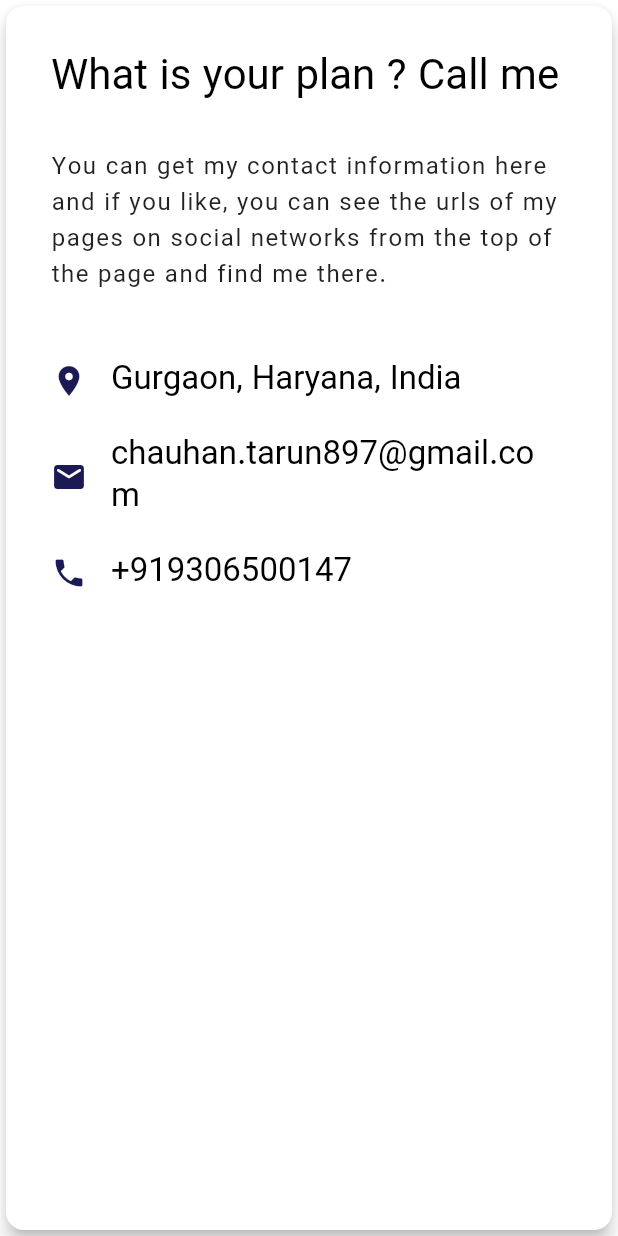
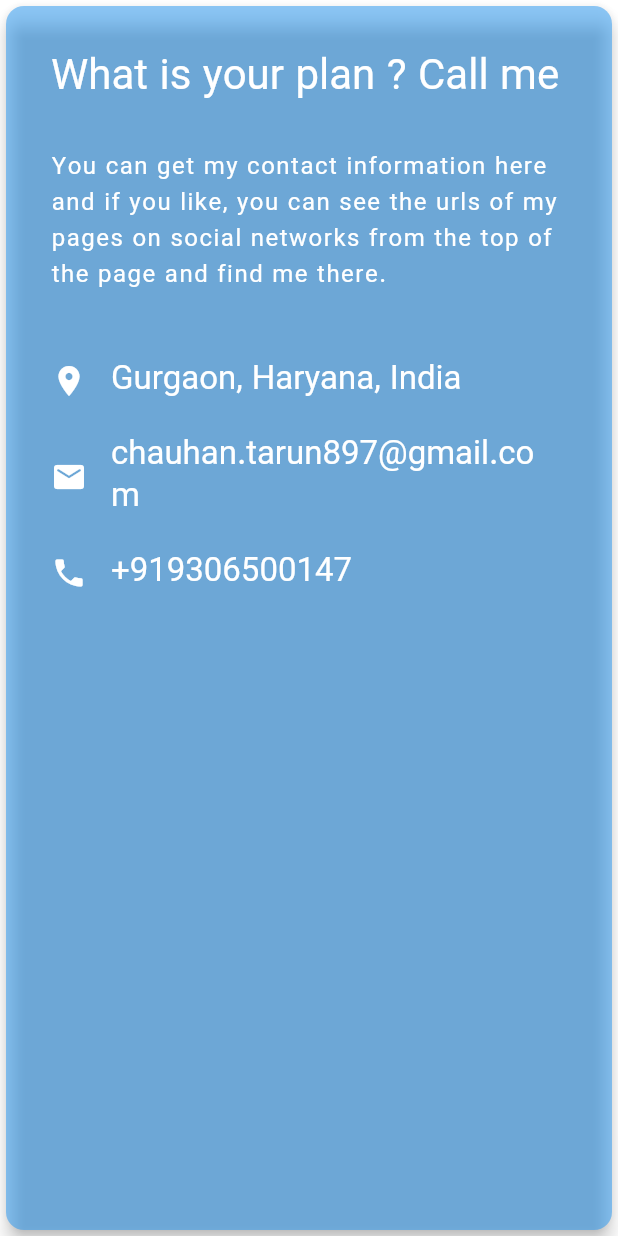
Before and after one commit to tarungoace/tarunchauhan97, a Flutter app: the ContactInformation widget shown alone on an empty page, opened directly, on a phone screen of 412 x 824 dp. Run offline on Flutter 3.47's test engine with Material 3 defaults, Android fonts, the phone set to English and light mode, and no system bars; our stand-ins replace carousel_slider, flutter_hooks, flutter_svg, hive, hive_flutter, hooks_riverpod and 1 more; accounts and stored records are empty; generated files the repository leaves out were written again.

Commit message:
added improvements

```diff
--- a/lib/ui/home/home.dart
+++ b/lib/ui/home/home.dart
@@ -28,7 +28,7 @@ class HomeScreen extends HookConsumerWidget {
     return Scaffold(
       endDrawer: drawer,
       resizeToAvoidBottomInset: false,
-      backgroundColor: Colors.black,
+      backgroundColor: Colors.transparent,
       body: Stack(
         children: [
           const HomeSliverListContent(),
--- a/lib/ui/home/widgets/contact_me/contact_me.dart
+++ b/lib/ui/home/widgets/contact_me/contact_me.dart
@@ -81,6 +81,7 @@ class ContactMeTitle extends StatelessWidget {
             textAlign: TextAlign.center,
             style: theme.textTheme.titleLarge!.copyWith(
               fontWeight: FontWeight.w300,
+              color: Colors.white
             ),
           ),
         ),
--- a/lib/ui/home/widgets/contact_me/widgets/contact_information.dart
+++ b/lib/ui/home/widgets/contact_me/widgets/contact_information.dart
@@ -1,6 +1,7 @@
 import 'package:flutter/material.dart';
 import 'package:personal_website/config/constants/constants.dart';
 import 'package:flutter_gen/gen_l10n/app_localizations.dart';
+import 'package:personal_website/config/theme/app_colors.dart';
 
 class ContactInformation extends StatelessWidget {
   const ContactInformation({super.key});
@@ -11,6 +12,7 @@ class ContactInformation extends StatelessWidget {
     final theme = Theme.of(context);
 
     return Card(
+      color: AppColors.onlyBlue,
       child: Padding(
         padding: const EdgeInsets.all(30),
         child: ListTileTheme(
@@ -24,29 +26,48 @@ class ContactInformation extends StatelessWidget {
             children: [
               Text(
                 localization.contactInfoTitle,
-                style: theme.textTheme.headlineMedium,
+                style: theme.textTheme.headlineMedium!
+                    .copyWith(color: Colors.white),
               ),
               const SizedBox(height: 30),
               Text(
                 localization.contactInfoDescription,
                 style: theme.textTheme.titleMedium!.copyWith(
-                  color: Colors.black87,
+                  color: Colors.white,
                   letterSpacing: 1,
                   height: 1.5,
                 ),
               ),
               const SizedBox(height: 30),
               ListTile(
-                leading: const Icon(Icons.location_on),
-                title: SelectableText(localization.contactAddress),
+                leading: const Icon(
+                  Icons.location_on,
+                  color: Colors.white,
+                ),
+                title: SelectableText(
+                  localization.contactAddress,
+                  style: TextStyle(color: Colors.white),
+                ),
               ),
               const ListTile(
-                leading: Icon(Icons.email_rounded),
-                title: SelectableText(kEmailAddress),
+                leading: Icon(
+                  Icons.email_rounded,
+                  color: Colors.white,
+                ),
+                title: SelectableText(
+                  kEmailAddress,
+                  style: TextStyle(color: Colors.white),
+                ),
               ),
               const ListTile(
-                leading: Icon(Icons.phone),
-                title: SelectableText(kPhoneNumber),
+                leading: Icon(
+                  Icons.phone,
+                  color: Colors.white,
+                ),
+                title: SelectableText(
+                  kPhoneNumber,
+                  style: TextStyle(color: Colors.white),
+                ),
               ),
             ],
           ),
--- a/lib/ui/home/widgets/contact_me/widgets/send_message.dart
+++ b/lib/ui/home/widgets/contact_me/widgets/send_message.dart
@@ -3,6 +3,7 @@ import 'package:flutter_gen/gen_l10n/app_localizations.dart';
 import 'package:flutter_hooks/flutter_hooks.dart';
 import 'package:hooks_riverpod/hooks_riverpod.dart';
 import 'package:personal_website/common/responsive/responsive.dart';
+import 'package:personal_website/config/theme/app_colors.dart';
 import 'package:personal_website/data/message_sender_api.dart';
 import 'package:personal_website/provider/message_sender_provider.dart';
 import 'package:personal_website/ui/home/widgets/contact_me/form_validator.dart';
@@ -44,6 +45,7 @@ class SendMessage extends HookConsumerWidget {
         title: localization.contactName,
         hint: localization.contactNameHint,
         controller: fullNameController,
+
       ),
       CustomTextFormField(
         title: localization.contactEmail,
@@ -119,6 +121,7 @@ class SendMessage extends HookConsumerWidget {
       child: Form(
         key: formKey,
         child: Card(
+          color: AppColors.onlyBlue,
           child: Padding(
             padding: const EdgeInsets.all(30),
             child: Column(
@@ -128,6 +131,7 @@ class SendMessage extends HookConsumerWidget {
                   localization.contactSendEmailTitle,
                   style: theme.textTheme.headlineSmall!.copyWith(
                     fontWeight: FontWeight.bold,
+                    color: Colors.white
                   ),
                 ),
                 const SizedBox(height: 15),
--- a/lib/ui/home/widgets/sliver_app_bar/widgets/custom_navigation_bar.dart
+++ b/lib/ui/home/widgets/sliver_app_bar/widgets/custom_navigation_bar.dart
@@ -25,8 +25,10 @@ class CustomNavigationBar extends HookConsumerWidget {
       kHomeWelcomeItemTag: localization.home,
       kHomeAboutMeItemTag: localization.aboutMe,
       kHomeMySkillsItemTag: localization.skills,
+      kHomeMyProjectsTag : "My Projects",
       kHomeMyServicesTag: localization.services,
       kHomeContactMeItemTag: localization.contact,
+
     };
 
     List<Widget> buildItems() {
--- a/lib/ui/widgets/bg_container.dart
+++ b/lib/ui/widgets/bg_container.dart
@@ -33,13 +33,13 @@ class BGContainer extends StatelessWidget {
             bottom: 50,
           ),
       alignment: Alignment.center,
-      decoration: const BoxDecoration(
+      decoration:  BoxDecoration(
         gradient: LinearGradient(
           begin: Alignment.centerLeft,
           end: Alignment.centerRight,
           colors: [
-            AppColors.grotoBlue,
-            AppColors.greyBlue,
+            AppColors.onlyBlue,
+            AppColors.darkBlue,
           ],
         ),
         // image: DecorationImage(
--- a/lib/ui/widgets/home_carousal.dart
+++ b/lib/ui/widgets/home_carousal.dart
@@ -1,12 +1,16 @@
 import 'package:carousel_slider/carousel_slider.dart';
 import 'package:flutter/material.dart';
 import 'package:personal_website/config/constants/assets_paths.dart';
+
+import '../../common/responsive/src/screen.dart';
 
 class HomeCarousal extends StatelessWidget {
   const HomeCarousal({super.key});
 
   @override
   Widget build(BuildContext context) {
+    final theme = Theme.of(context);
+    final screen = WebsiteScreen.of(context);
     return Row(
       children: [
         Expanded(
```
Also changed, not shown: lib/ui/home/widgets/contact_me/widgets/custom_text_form_field.dart (+18 -9 lines), lib/ui/home/widgets/home_welcome.dart (+16 -20 lines), lib/ui/home/widgets/my_projects/widgets/my_projects_card.dart (+13 -2 lines), lib/ui/home/widgets/my_services/widgets/service_container.dart (+11 -6 lines), lib/ui/home/widgets/my_skills/widgets/language_skills.dart (+2 -10 lines), lib/ui/home/widgets/sliver_app_bar/widgets/home_drawer.dart (+3 -4 lines).
